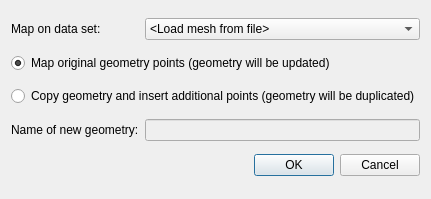
Above: Applications/DataExplorer/DataView/GeoOnMeshMapping.ui from ufz/ogs before the change. Below: the same form after it.
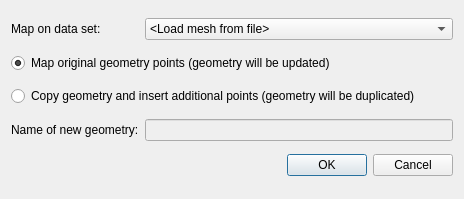
That is the form after the change.

```diff
--- a/Applications/DataExplorer/DataView/GeoOnMeshMapping.ui
+++ b/Applications/DataExplorer/DataView/GeoOnMeshMapping.ui
@@ -6,7 +6,7 @@
    <rect>
     <x>0</x>
     <y>0</y>
-    <width>400</width>
+    <width>464</width>
     <height>199</height>
    </rect>
   </property>
```
Left out of the diff: 7 changed lines with no effect on the pictures.
